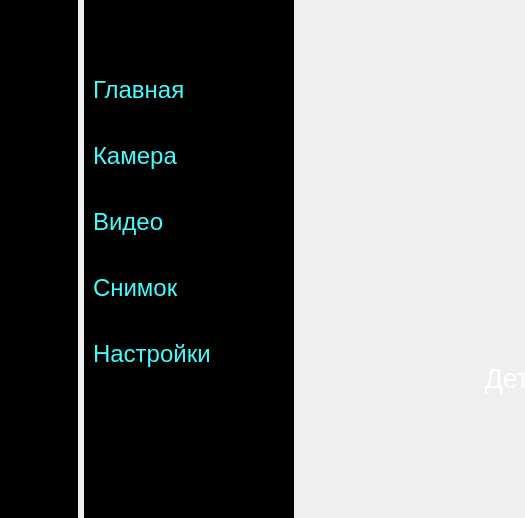
Above: ui/main_window_styled.ui from yepseeke/drone-detection-app before the change; both pictures show x 0 to 525 and y 0 to 518 of the 981 by 757 pixel window. Below: the same form after it.
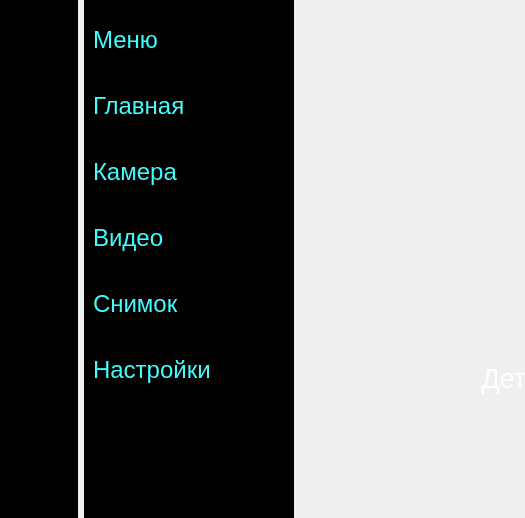
That is the form after the change.

Commit message: Changed menu button style

What changed in the file:
```diff
--- a/ui/main_window_styled.ui
+++ b/ui/main_window_styled.ui
@@ -32,11 +32,6 @@
 	border:none;
 }
 
-QPushButton:checked{
-	border: 4px solid rgb(67, 252, 252);
-	border-radius: 15px;
-}
-
 QWidget{
 	background-color: black;
 }
@@ -50,7 +45,7 @@
         <number>9</number>
        </property>
        <property name="topMargin">
-        <number>60</number>
+        <number>10</number>
        </property>
        <property name="rightMargin">
         <number>9</number>
@@ -60,6 +55,34 @@
        </property>
        <item>
         <layout class="QVBoxLayout" name="verticalLayout">
+         <item>
+          <widget class="QPushButton" name="menuIconButton">
+           <property name="minimumSize">
+            <size>
+             <width>60</width>
+             <height>60</height>
+            </size>
+           </property>
+           <property name="styleSheet">
+            <string notr="true">QPushButton{
+	color:  rgb(67, 252, 252);
+	border:none;
+}</string>
+           </property>
+           <property name="text">
+            <string/>
+           </property>
+           <property name="iconSize">
+            <size>
+             <width>40</width>
+             <height>40</height>
+            </size>
+           </property>
+           <property name="checkable">
+            <bool>true</bool>
+           </property>
+          </widget>
+         </item>
          <item>
           <widget class="QPushButton" name="homeIconButton">
            <property name="minimumSize">
@@ -68,6 +91,12 @@
              <height>60</height>
             </size>
            </property>
+           <property name="styleSheet">
+            <string notr="true">QPushButton:checked{
+	border: 4px solid rgb(67, 252, 252);
+	border-radius: 15px;
+}</string>
+           </property>
            <property name="text">
             <string/>
            </property>
@@ -93,6 +122,12 @@
              <height>60</height>
             </size>
            </property>
+           <property name="styleSheet">
+            <string notr="true">QPushButton:checked{
+	border: 4px solid rgb(67, 252, 252);
+	border-radius: 15px;
+}</string>
+           </property>
            <property name="text">
             <string/>
            </property>
@@ -118,6 +153,12 @@
              <height>60</height>
             </size>
            </property>
+           <property name="styleSheet">
+            <string notr="true">QPushButton:checked{
+	border: 4px solid rgb(67, 252, 252);
+	border-radius: 15px;
+}</string>
+           </property>
            <property name="text">
             <string/>
            </property>
@@ -143,6 +184,12 @@
              <height>60</height>
             </size>
            </property>
+           <property name="styleSheet">
+            <string notr="true">QPushButton:checked{
+	border: 4px solid rgb(67, 252, 252);
+	border-radius: 15px;
+}</string>
+           </property>
            <property name="text">
             <string/>
            </property>
@@ -168,6 +215,12 @@
              <height>60</height>
             </size>
            </property>
+           <property name="styleSheet">
+            <string notr="true">QPushButton:checked{
+	border: 4px solid rgb(67, 252, 252);
+	border-radius: 15px;
+}</string>
+           </property>
            <property name="text">
             <string/>
            </property>
@@ -210,6 +263,12 @@
              <height>60</height>
             </size>
            </property>
+           <property name="styleSheet">
+            <string notr="true">QPushButton:checked{
+	border: 4px solid rgb(67, 252, 252);
+	border-radius: 15px;
+}</string>
+           </property>
            <property name="text">
             <string/>
            </property>
@@ -261,11 +320,6 @@
 	text-align:left;
 }
 
-QPushButton:checked{
-	border: 4px solid rgb(67, 252, 252);
-	border-radius: 15px;
-}
-
 QWidget{
 	background-color: black;
 }
@@ -279,7 +333,7 @@
         <number>9</number>
        </property>
        <property name="topMargin">
-        <number>60</number>
+        <number>10</number>
        </property>
        <property name="rightMargin">
         <number>9</number>
@@ -289,6 +343,28 @@
        </property>
        <item>
         <layout class="QVBoxLayout" name="verticalLayout_2">
+         <item>
+          <widget class="QPushButton" name="menuButton">
+           <property name="minimumSize">
+            <size>
+             <width>60</width>
+             <height>60</height>
+            </size>
+           </property>
+           <property name="text">
+            <string>Меню</string>
+           </property>
+           <property name="iconSize">
+            <size>
+             <width>40</width>
+             <height>40</height>
+            </size>
+           </property>
+           <property name="checkable">
+            <bool>true</bool>
+           </property>
+          </widget>
+         </item>
          <item>
           <widget class="QPushButton" name="homeButton">
            <property name="minimumSize">
@@ -297,6 +373,12 @@
              <height>60</height>
             </size>
            </property>
+           <property name="styleSheet">
+            <string notr="true">QPushButton:checked{
+	border: 4px solid rgb(67, 252, 252);
+	border-radius: 15px;
+}</string>
+           </property>
            <property name="text">
             <string>Главная</string>
            </property>
@@ -322,6 +404,12 @@
              <height>60</height>
             </size>
            </property>
+           <property name="styleSheet">
+            <string notr="true">QPushButton:checked{
+	border: 4px solid rgb(67, 252, 252);
+	border-radius: 15px;
+}</string>
+           </property>
            <property name="text">
             <string>Камера</string>
            </property>
@@ -347,6 +435,12 @@
              <height>60</height>
             </size>
            </property>
+           <property name="styleSheet">
+            <string notr="true">QPushButton:checked{
+	border: 4px solid rgb(67, 252, 252);
+	border-radius: 15px;
+}</string>
+           </property>
            <property name="text">
             <string>Видео</string>
            </property>
@@ -372,6 +466,12 @@
              <height>60</height>
             </size>
            </property>
+           <property name="styleSheet">
+            <string notr="true">QPushButton:checked{
+	border: 4px solid rgb(67, 252, 252);
+	border-radius: 15px;
+}</string>
+           </property>
            <property name="text">
             <string>Снимок</string>
            </property>
@@ -397,6 +497,12 @@
              <height>60</height>
             </size>
            </property>
+           <property name="styleSheet">
+            <string notr="true">QPushButton:checked{
+	border: 4px solid rgb(67, 252, 252);
+	border-radius: 15px;
+}</string>
+           </property>
            <property name="text">
             <string>Настройки</string>
            </property>
@@ -439,6 +545,12 @@
              <height>60</height>
             </size>
            </property>
+           <property name="styleSheet">
+            <string notr="true">QPushButton:checked{
+	border: 4px solid rgb(67, 252, 252);
+	border-radius: 15px;
+}</string>
+           </property>
            <property name="text">
             <string>Руководство</string>
            </property>
@@ -482,37 +594,9 @@
     </item>
     <item>
      <widget class="QWidget" name="contentWidget" native="true">
-      <layout class="QVBoxLayout" name="verticalLayout_7" stretch="1">
+      <layout class="QVBoxLayout" name="verticalLayout_7" stretch="0">
        <item>
-        <layout class="QHBoxLayout" name="horizontalLayout_2" stretch="1,8,1">
-         <item>
-          <widget class="QPushButton" name="menuButton">
-           <property name="minimumSize">
-            <size>
-             <width>60</width>
-             <height>60</height>
-            </size>
-           </property>
-           <property name="styleSheet">
-            <string notr="true">QPushButton{
-	color: rgb(67, 252, 252);
-	border:none;
-}</string>
-           </property>
-           <property name="text">
-            <string/>
-           </property>
-           <property name="iconSize">
-            <size>
-             <width>40</width>
-             <height>40</height>
-            </size>
-           </property>
-           <property name="checkable">
-            <bool>true</bool>
-           </property>
-          </widget>
-         </item>
+        <layout class="QHBoxLayout" name="horizontalLayout_2" stretch="8">
          <item>
           <widget class="QLabel" name="label">
            <property name="styleSheet">
@@ -527,19 +611,6 @@
            </property>
           </widget>
          </item>
-         <item>
-          <spacer name="horizontalSpacer">
-           <property name="orientation">
-            <enum>Qt::Horizontal</enum>
-           </property>
-           <property name="sizeHint" stdset="0">
-            <size>
-             <width>108</width>
-             <height>28</height>
-            </size>
-           </property>
-          </spacer>
-         </item>
         </layout>
        </item>
       </layout>
```
Left out of the diff: 96 changed lines with no effect on the pictures. The commit also changes 2 other files.
